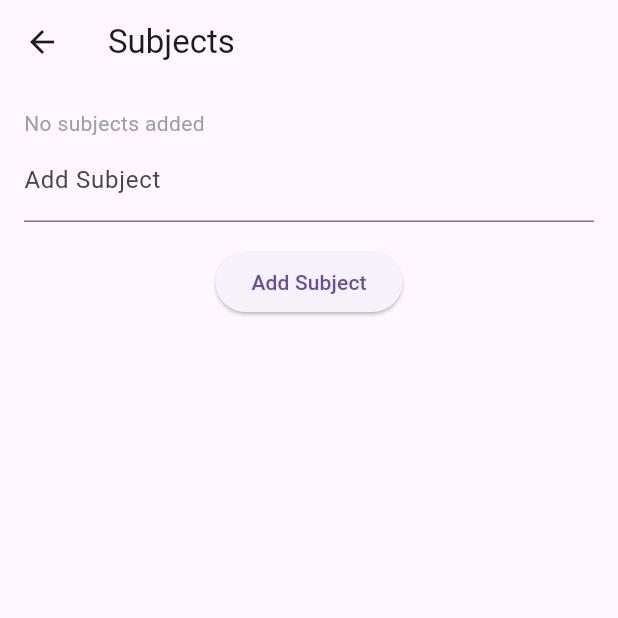
After one commit to ShrutiShinde2003/AI_Study_Planner, a Flutter app: the SettingsPage screen opened directly, after a tap on "Manage Subjects", on a phone screen of 412 x 824 dp, the top half of it. The commit adds this screen. Run offline on Flutter 3.47's test engine with Material 3 defaults, Android fonts, the phone set to English and light mode, and no system bars; our stand-ins replace cloud_firestore, firebase_auth, firebase_core, fl_chart, google_generative_ai, image_picker and 1 more; missing offline and left inert: syncfusion_flutter_pdf; accounts and stored records are empty.

Commit message:
updating but needs work

```diff
--- a/lib/pages/settings_page.dart
+++ b/lib/pages/settings_page.dart
@@ -4,6 +4,7 @@ import 'package:cloud_firestore/cloud_firestore.dart';
 import 'package:shared_preferences/shared_preferences.dart';
 import 'login_page.dart';
 import 'edit_profile_page.dart';
+import 'subjects_page.dart';
 
 class SettingsPage extends StatelessWidget {
   final FirebaseAuth _auth = FirebaseAuth.instance;
@@ -78,6 +79,16 @@ class SettingsPage extends StatelessWidget {
               },
             ),
             ListTile(
+              leading: Icon(Icons.book),
+              title: Text("Manage Subjects"),
+              onTap: () {
+                Navigator.push(
+                  context,
+                  MaterialPageRoute(builder: (context) => SubjectsPage()),
+                );
+              },
+            ),
+            ListTile(
               leading: Icon(Icons.logout),
               title: Text("Logout"),
               onTap: () => _logout(context),
--- /dev/null
+++ b/lib/pages/subjects_page.dart
@@ -0,0 +1,148 @@
+import 'package:flutter/material.dart';
+import 'package:cloud_firestore/cloud_firestore.dart';
+import 'package:firebase_auth/firebase_auth.dart';
+
+class SubjectsPage extends StatefulWidget {
+  @override
+  _SubjectsPageState createState() => _SubjectsPageState();
+}
+
+class _SubjectsPageState extends State<SubjectsPage> {
+  final FirebaseAuth _auth = FirebaseAuth.instance;
+  final FirebaseFirestore _firestore = FirebaseFirestore.instance;
+  List<String> subjects = [];
+  TextEditingController _subjectController = TextEditingController();
+
+  @override
+  void initState() {
+    super.initState();
+    fetchSubjects();
+  }
+
+  void fetchSubjects() async {
+    String userId = _auth.currentUser?.uid ?? '';
+    if (userId.isEmpty) return;
+
+    DocumentSnapshot userDoc =
+        await _firestore.collection('users').doc(userId).get();
+    if (userDoc.exists && userDoc.data() != null) {
+      List<dynamic> subjectsData = userDoc['subjects'] ?? [];
+      setState(() {
+        subjects = subjectsData.cast<String>();
+      });
+    }
+  }
+
+  void addSubject() async {
+    String newSubject = _subjectController.text.trim();
+    if (newSubject.isEmpty) return;
+
+    String userId = _auth.currentUser?.uid ?? '';
+    if (userId.isEmpty) return;
+
+    DocumentReference userDocRef = _firestore.collection('users').doc(userId);
+
+    await userDocRef.update({
+      'subjects': FieldValue.arrayUnion([newSubject])
+    });
+
+    setState(() {
+      subjects.add(newSubject);
+    });
+
+    _subjectController.clear();
+  }
+
+  void deleteSubject(String subject) async {
+    bool? confirmDelete = await showDialog(
+      context: context,
+      builder: (context) => AlertDialog(
+        title: Text("Are you sure?"),
+        content: Text("Deleting this subject will remove all related tasks."),
+        actions: [
+          TextButton(
+            onPressed: () => Navigator.pop(context, false),
+            child: Text("Cancel"),
+          ),
+          TextButton(
+            onPressed: () => Navigator.pop(context, true),
+            child: Text("Delete", style: TextStyle(color: Colors.red)),
+          ),
+        ],
+      ),
+    );
+
+    if (confirmDelete == null || !confirmDelete) return;
+
+    String userId = _auth.currentUser?.uid ?? '';
+    if (userId.isEmpty) return;
+
+    setState(() {
+      subjects.remove(subject);
+    });
+
+    DocumentReference userDocRef = _firestore.collection('users').doc(userId);
+
+    await userDocRef.update({
+      'subjects': FieldValue.arrayRemove([subject])
+    });
+
+    QuerySnapshot tasksSnapshot = await _firestore
+        .collection('tasks')
+        .where('userId', isEqualTo: userId)
+        .where('subject', isEqualTo: subject)
+        .get();
+
+    for (QueryDocumentSnapshot taskDoc in tasksSnapshot.docs) {
+      await _firestore.collection('tasks').doc(taskDoc.id).delete();
+    }
+
+    ScaffoldMessenger.of(context).showSnackBar(
+      SnackBar(content: Text("Subject and all related tasks deleted")),
+    );
+  }
+
+  @override
+  Widget build(BuildContext context) {
+    return Scaffold(
+      appBar: AppBar(title: Text("Subjects")),
+      body: Padding(
+        padding: EdgeInsets.all(16),
+        child: Column(
+          crossAxisAlignment: CrossAxisAlignment.start,
+          children: [
+            subjects.isEmpty
+                ? Text("No subjects added",
+                    style: TextStyle(color: Colors.grey))
+                : Expanded(
+                    child: ListView(
+                      children: subjects.map((subject) {
+                        return ListTile(
+                          leading: Icon(Icons.book, color: Colors.blue),
+                          title: Text(subject, style: TextStyle(fontSize: 16)),
+                          trailing: IconButton(
+                            icon: Icon(Icons.delete, color: Colors.red),
+                            onPressed: () => deleteSubject(subject),
+                          ),
+                        );
+                      }).toList(),
+                    ),
+                  ),
+            TextField(
+              controller: _subjectController,
+              decoration: InputDecoration(labelText: "Add Subject"),
+            ),
+            SizedBox(height: 16), // Adds spacing
+            Center(
+              // Centers the button
+              child: ElevatedButton(
+                onPressed: addSubject,
+                child: Text("Add Subject"),
+              ),
+            ),
+          ],
+        ),
+      ),
+    );
+  }
+}
```
Also changed, not shown: lib/pages/profile_page.dart (+0 -120 lines), lib/pages/todo_list.dart (+30 -10 lines), 4 other files.
